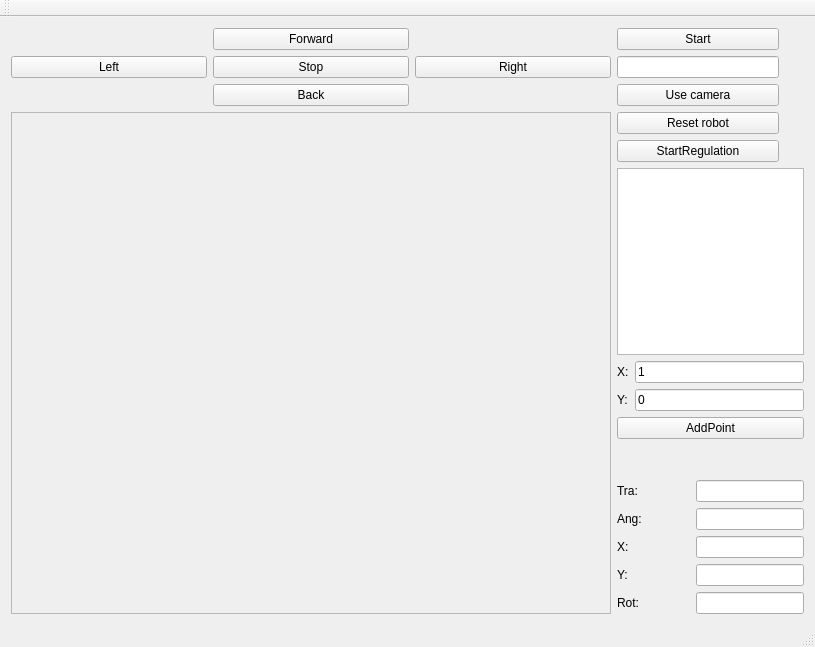
Old version of the form demoRMR-all-all-in/demoRMR/mainwindow.ui in the repository silviamartisova/RMRulohy.
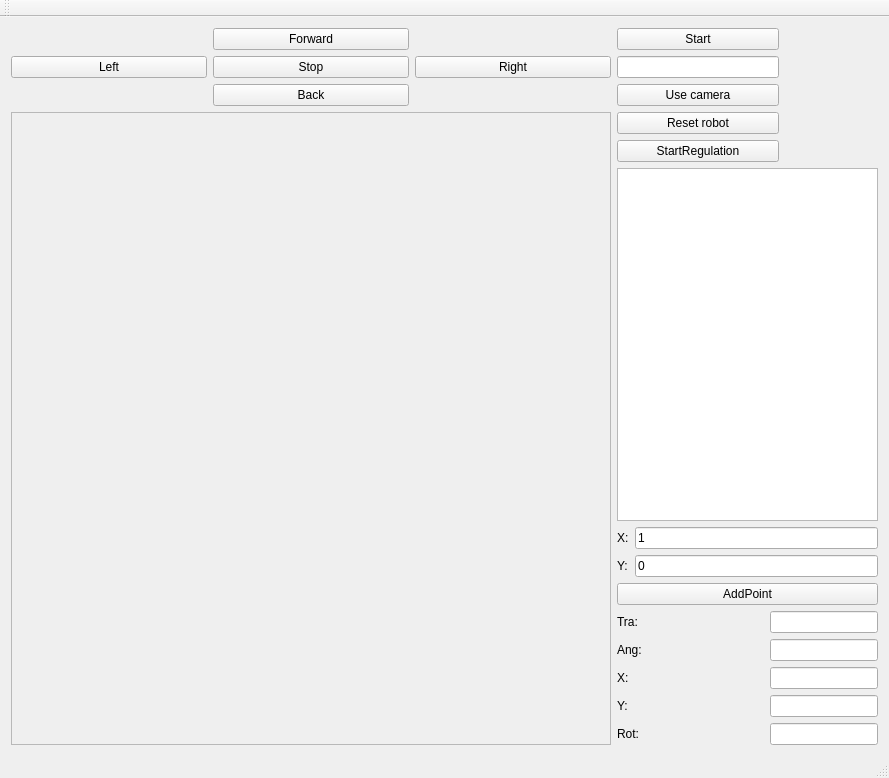
New version of the form.

The edit to the form file:
```diff
--- a/demoRMR-all-all-in/demoRMR/mainwindow.ui
+++ b/demoRMR-all-all-in/demoRMR/mainwindow.ui
@@ -6,8 +6,8 @@
    <rect>
     <x>0</x>
     <y>0</y>
-    <width>815</width>
-    <height>647</height>
+    <width>889</width>
+    <height>778</height>
    </rect>
   </property>
   <property name="windowTitle">
@@ -224,19 +224,6 @@
         </property>
        </widget>
       </item>
-      <item>
-       <spacer name="verticalSpacer">
-        <property name="orientation">
-         <enum>Qt::Vertical</enum>
-        </property>
-        <property name="sizeHint" stdset="0">
-         <size>
-          <width>20</width>
-          <height>40</height>
-         </size>
-        </property>
-       </spacer>
-      </item>
       <item>
        <layout class="QGridLayout" name="gridLayout_3">
         <item row="4" column="0">
```
Left out of the diff: 22 changed lines with no effect on the pictures.
